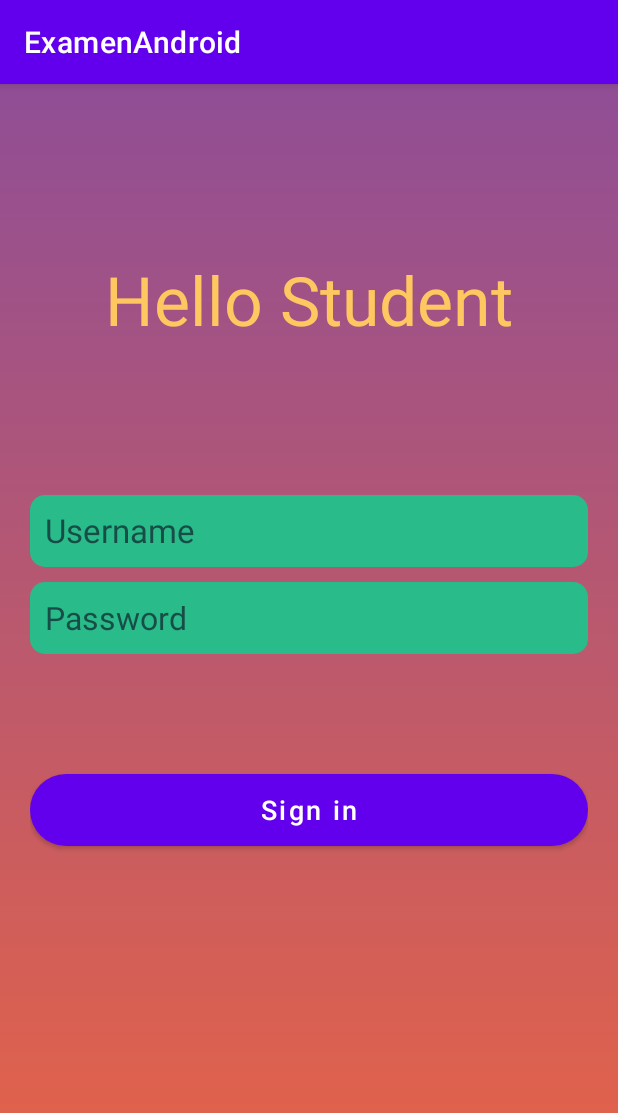
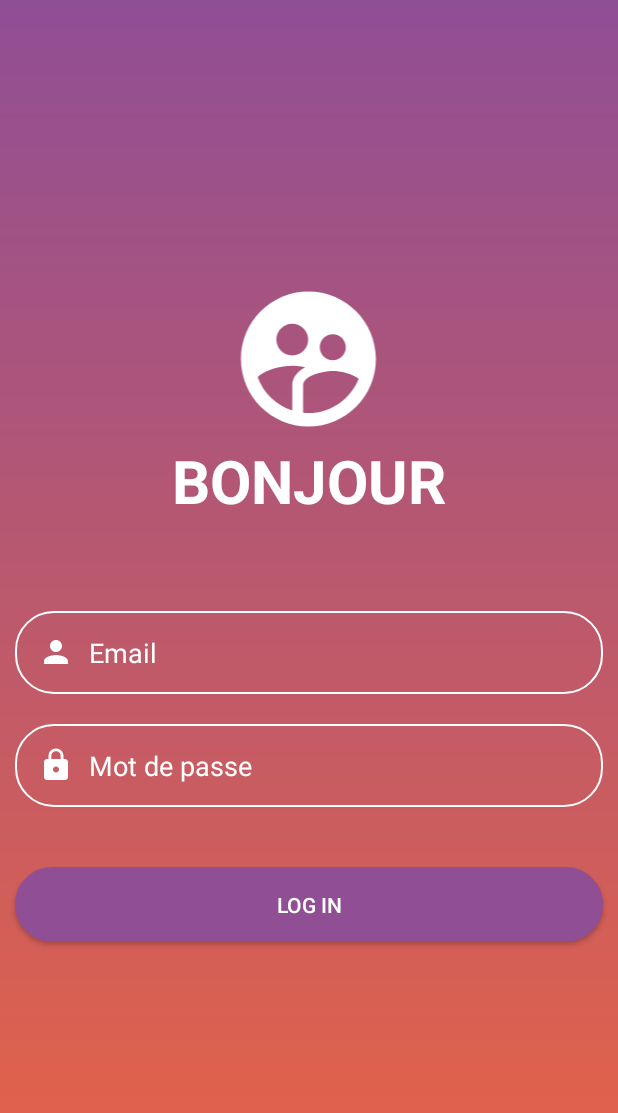
Before and after one commit to LamiaeBoujaafar/ExamenAndroid, an Android app: the screen it shows after launch (MainActivity), on a phone screen of 412 x 824 dp. Shown: the top 1113 px of the screen. Run offline under Robolectric (Android 15) with nearby library versions, the phone set to English and light mode, and no system bars.

Commit message:
adding style

```diff
--- a/app/src/main/AndroidManifest.xml
+++ b/app/src/main/AndroidManifest.xml
@@ -8,7 +8,7 @@
         android:label="@string/app_name"
         android:roundIcon="@mipmap/ic_launcher_round"
         android:supportsRtl="true"
-        android:theme="@style/Theme.ExamenAndroid">
+        android:theme="@style/Theme.Design.NoActionBar">
         <activity android:name=".activity_item_chapitre"></activity>
         <activity android:name=".SecondeActivity" />
         <activity android:name=".MainActivity">
--- a/app/src/main/java/com/example/examenandroid/MainActivity.kt
+++ b/app/src/main/java/com/example/examenandroid/MainActivity.kt
@@ -22,27 +22,35 @@ class MainActivity : AppCompatActivity() {
         val view = binding.root
         setContentView(view)
 
-        val signInBtn = binding.signInBtn
-        val username = binding.username.text.toString()
-        val password = binding.password.text.toString()
+        val loginBtn = binding.loginBtn
+        val emailInput = binding.emailInput
+        val mdpInput = binding.mdpInput
+        //POUR AJOUTER USERS DANS BASE DE DONNEES
+//        val myQcmHelper = QcmDBHelper(this)
+//        DataManager.ajouterUser(myQcmHelper,User(1,"lamiae","lamiae","lamiae20ber@gmail.com"))
+//        DataManager.ajouterUser(myQcmHelper,User(2,"sakhr","sakhr","sakhr@gmail.com"))
+
         val users = DataManager.recupererUsers(myDBHelper)
-        signInBtn.setOnClickListener {
-//            Toast.makeText(this, username + " " + password, Toast.LENGTH_SHORT).show()
-//            if(DataManager.authentication(username,password,users)){
-//                val myIntent = Intent(this, SecondeActivity::class.java)
-//                startActivity(myIntent)
-//            }else{
-//                //Toast.makeText(this, "mot de passe incorrecte", Toast.LENGTH_SHORT).show()
-//                Toast.makeText(this, username + " 555 " + password, Toast.LENGTH_SHORT).show()
-//            }
+        loginBtn.setOnClickListener {
+            val email = emailInput.text.toString()
+            val mdp = mdpInput.text.toString()
+
+            if(DataManager.authentication("lamiae20ber@gmail.com","lamiae",users)){
+                val myIntent = Intent(this, SecondeActivity::class.java)
+                startActivity(myIntent)
+                emailInput.text.clear()
+                mdpInput.text.clear()
+            }else{
+                Toast.makeText(this, "mot de passe ou email incorrecte(s)", Toast.LENGTH_SHORT).show()
+            }
 //            val myQcmDBHelper = QcmDBHelper(this)
 //            DataManager.ajouterChapitre(myQcmDBHelper, Chapitre(1,"Introduction au développement Android avec Android Studio"))
 //            DataManager.ajouterChapitre(myQcmDBHelper, Chapitre(2,"Introduction au langage Kotlin"))
 //            DataManager.ajouterChapitre(myQcmDBHelper, Chapitre(3,"Cycle de vie d'une activité"))
 //            DataManager.ajouterChapitre(myQcmDBHelper, Chapitre(4,"Les fragments"))
 //            DataManager.ajouterChapitre(myQcmDBHelper, Chapitre(5,"Stockage et SQLite"))
-            val myIntent = Intent(this, SecondeActivity::class.java)
-            startActivity(myIntent)
+//            val myIntent = Intent(this, SecondeActivity::class.java)
+//            startActivity(myIntent)
         }
 
     }
--- a/app/src/main/java/com/example/examenandroid/adapter/ChapitreAdapter.kt
+++ b/app/src/main/java/com/example/examenandroid/adapter/ChapitreAdapter.kt
@@ -17,7 +17,7 @@ class ChapitreAdapter(context: SecondeActivity, private val chapitres: ArrayList
     }
 
     inner class ViewHolder(itemView:View) : RecyclerView.ViewHolder(itemView) {
-        val idChapitre:TextView = itemView.findViewById(R.id.idChapitreText)
+        val idChapitre:TextView = itemView.findViewById(R.id.nombreChapitreText)
         val titreChapitre:TextView = itemView.findViewById(R.id.titreChapitreText)
 
         init {
--- a/app/src/main/res/drawable-v24/button_background.xml
+++ /dev/null
@@ -1,9 +0,0 @@
-<?xml version="1.0" encoding="utf-8"?>
-<shape xmlns:android="http://schemas.android.com/apk/res/android"
-    android:shape="rectangle">
-
-    <solid android:color="#184d47" />
-    <corners android:radius="30dp" />
-
-
-</shape>
--- a/app/src/main/res/drawable-v24/edit_text_background.xml
+++ /dev/null
@@ -1,6 +0,0 @@
-<?xml version="1.0" encoding="utf-8"?>
-<shape android:shape="rectangle"
-    xmlns:android="http://schemas.android.com/apk/res/android">
-    <solid android:color="#29bb89"/>
-    <corners android:radius="10dp"/>
-</shape>
--- /dev/null
+++ b/app/src/main/res/drawable/ic_baseline_lock_24.xml
@@ -0,0 +1,10 @@
+<vector xmlns:android="http://schemas.android.com/apk/res/android"
+    android:width="24dp"
+    android:height="24dp"
+    android:viewportWidth="24"
+    android:viewportHeight="24"
+    android:tint="#fff">
+  <path
+      android:fillColor="#fff"
+      android:pathData="M18,8h-1L17,6c0,-2.76 -2.24,-5 -5,-5S7,3.24 7,6v2L6,8c-1.1,0 -2,0.9 -2,2v10c0,1.1 0.9,2 2,2h12c1.1,0 2,-0.9 2,-2L20,10c0,-1.1 -0.9,-2 -2,-2zM12,17c-1.1,0 -2,-0.9 -2,-2s0.9,-2 2,-2 2,0.9 2,2 -0.9,2 -2,2zM15.1,8L8.9,8L8.9,6c0,-1.71 1.39,-3.1 3.1,-3.1 1.71,0 3.1,1.39 3.1,3.1v2z"/>
+</vector>
--- /dev/null
+++ b/app/src/main/res/drawable/ic_baseline_person_24.xml
@@ -0,0 +1,10 @@
+<vector xmlns:android="http://schemas.android.com/apk/res/android"
+    android:width="24dp"
+    android:height="24dp"
+    android:viewportWidth="24"
+    android:viewportHeight="24"
+    android:tint="#fff">
+  <path
+      android:fillColor="#fff"
+      android:pathData="M12,12c2.21,0 4,-1.79 4,-4s-1.79,-4 -4,-4 -4,1.79 -4,4 1.79,4 4,4zM12,14c-2.67,0 -8,1.34 -8,4v2h16v-2c0,-2.66 -5.33,-4 -8,-4z"/>
+</vector>
--- /dev/null
+++ b/app/src/main/res/drawable/ic_baseline_supervised_user_circle_24.xml
@@ -0,0 +1,10 @@
+<vector xmlns:android="http://schemas.android.com/apk/res/android"
+    android:width="24dp"
+    android:height="24dp"
+    android:viewportWidth="24"
+    android:viewportHeight="24"
+    android:tint="#fff">
+  <path
+      android:fillColor="@android:color/white"
+      android:pathData="M11.99,2c-5.52,0 -10,4.48 -10,10s4.48,10 10,10 10,-4.48 10,-10 -4.48,-10 -10,-10zM15.6,8.34c1.07,0 1.93,0.86 1.93,1.93 0,1.07 -0.86,1.93 -1.93,1.93 -1.07,0 -1.93,-0.86 -1.93,-1.93 -0.01,-1.07 0.86,-1.93 1.93,-1.93zM9.6,6.76c1.3,0 2.36,1.06 2.36,2.36 0,1.3 -1.06,2.36 -2.36,2.36s-2.36,-1.06 -2.36,-2.36c0,-1.31 1.05,-2.36 2.36,-2.36zM9.6,15.89v3.75c-2.4,-0.75 -4.3,-2.6 -5.14,-4.96 1.05,-1.12 3.67,-1.69 5.14,-1.69 0.53,0 1.2,0.08 1.9,0.22 -1.64,0.87 -1.9,2.02 -1.9,2.68zM11.99,20c-0.27,0 -0.53,-0.01 -0.79,-0.04v-4.07c0,-1.42 2.94,-2.13 4.4,-2.13 1.07,0 2.92,0.39 3.84,1.15 -1.17,2.97 -4.06,5.09 -7.45,5.09z"/>
+</vector>
--- /dev/null
+++ b/app/src/main/res/drawable/shapeemail.xml
@@ -0,0 +1,26 @@
+<?xml version="1.0" encoding="utf-8"?>
+<shape
+    xmlns:android="http://schemas.android.com/apk/res/android"
+    android:shape="rectangle">
+
+    <solid
+        android:color="@android:color/transparent">
+    </solid>
+
+    <corners
+        android:radius="25dp">
+    </corners>
+
+    <stroke
+        android:width="1dp"
+        android:color="#FFF">
+    </stroke>
+
+    <padding
+        android:top="0dp"
+        android:right="10dp"
+        android:left="10dp"
+        android:bottom="0dp">
+    </padding>
+
+</shape>
--- /dev/null
+++ b/app/src/main/res/drawable/shapelogin.xml
@@ -0,0 +1,24 @@
+<?xml version="1.0" encoding="utf-8"?>
+<shape
+    xmlns:android="http://schemas.android.com/apk/res/android"
+    android:shape="rectangle">
+
+    <solid android:color="#CE2A5E" />
+
+    <corners
+        android:radius="25dp">
+    </corners>
+
+    <stroke
+        android:width="1dp"
+        android:color="#FFF">
+    </stroke>
+
+    <padding
+        android:top="0dp"
+        android:right="10dp"
+        android:left="10dp"
+        android:bottom="0dp">
+    </padding>
+
+</shape>
--- a/app/src/main/res/layout/activity_main.xml
+++ b/app/src/main/res/layout/activity_main.xml
@@ -1,72 +1,69 @@
 <?xml version="1.0" encoding="utf-8"?>
 <LinearLayout xmlns:android="http://schemas.android.com/apk/res/android"
     xmlns:app="http://schemas.android.com/apk/res-auto"
-    xmlns:tools="http://schemas.android.com/tools"
     android:layout_width="match_parent"
     android:layout_height="match_parent"
+    android:orientation="vertical"
+    android:gravity="center"
     android:background="@drawable/background"
-    android:paddingTop="50dp"
-    tools:context=".MainActivity">
-
-    <LinearLayout
-        android:layout_width="match_parent"
-        android:layout_height="462dp"
-        android:layout_centerInParent="true"
-        android:layout_margin="20dp"
-        android:gravity="center"
-        android:orientation="vertical">
-
+    >
+    <ImageView
+        android:layout_width="111dp"
+        android:layout_height="108dp"
+        android:src="@drawable/ic_baseline_supervised_user_circle_24" />
     <TextView
         android:id="@+id/textView"
         android:layout_width="match_parent"
         android:layout_height="wrap_content"
-            android:layout_marginTop="20dp"
-            android:layout_marginBottom="100dp"
-            android:fontFamily="sans-serif-thin"
+        android:layout_marginBottom="50dp"
         android:gravity="center"
-            android:text="Hello Student"
-            android:textColor="#ffc75f"
-            android:textSize="45dp"
-
+        android:text="BONJOUR"
+        android:textColor="#fff"
+        android:textSize="40dp"
         android:textStyle="bold" />
 
     <EditText
-            android:id="@+id/username"
+        android:id="@+id/emailInput"
         android:layout_width="match_parent"
-            android:layout_height="48dp"
-            android:layout_marginBottom="10dp"
-            android:background="@drawable/edit_text_background"
+        android:layout_height="wrap_content"
+        android:layout_margin="10dp"
+        android:padding="15dp"
+        android:background="@drawable/shapeemail"
+        android:drawableLeft="@drawable/ic_baseline_person_24"
         android:drawablePadding="10dp"
-            android:ems="10"
-            android:hint="Username"
-            android:padding="10dp"
-            android:textColorHint="#184d47"
-            android:textSize="22sp" />
+        android:hint="Email"
+        android:textColor="@color/white"
+        android:textColorHint="@color/white"
+        android:textColorHighlight="@color/white"/>
 
     <EditText
-            android:id="@+id/password"
+        android:id="@+id/mdpInput"
         android:layout_width="match_parent"
-            android:layout_height="48dp"
+        android:layout_height="wrap_content"
+        android:layout_margin="10dp"
+        android:padding="15dp"
+        android:background="@drawable/shapeemail"
+        android:drawableLeft="@drawable/ic_baseline_lock_24"
+        android:drawablePadding="10dp"
+        android:hint="Mot de passe"
+        android:textColor="@color/white"
+        android:textColorHint="@color/white"
+        android:textColorHighlight="@color/white"/>
+
+    <Button
+        android:id="@+id/loginBtn"
+        android:layout_width="match_parent"
+        android:layout_height="wrap_content"
+        android:layout_marginLeft="10dp"
+        android:layout_marginTop="30dp"
+        android:layout_marginRight="10dp"
         android:layout_marginBottom="10dp"
-            android:background="@drawable/edit_text_background"
-            android:drawablePadding="10dp"
-            android:ems="10"
-            android:hint="Password"
-            android:padding="10dp"
-            android:textColorHint="#184d47"
-            android:inputType="textPassword"
-            android:textSize="21sp" />
-        <Button
-            android:id="@+id/signInBtn"
-            android:layout_width="match_parent"
-            android:layout_height="48dp"
-            android:text="Sign in"
-            android:layout_marginTop="70dp"
-            android:background="@drawable/button_background"
-            android:textSize="18dp"
-            android:textAllCaps="false"
-            android:textColor="@color/white"
-            />
-    </LinearLayout>
+        android:background="@drawable/shapelogin"
+        android:padding="15dp"
+        android:shadowColor="@android:color/transparent"
+        android:text="Log In"
+        app:backgroundTint="#904e95" />
+
+
 
 </LinearLayout>
```
Also changed, not shown: app/src/main/java/com/example/examenandroid/model/DataManager.kt (+14 -2 lines), app/src/main/res/drawable/rounded_textview.xml (added, +11 -0 lines), app/src/main/res/layout/activity_item_chapitre.xml (+23 -24 lines), app/src/main/res/layout/activity_seconde.xml (+16 -2 lines), app/src/main/res/drawable-v24/crop.png (deleted). Lines whose indentation alone changed are shown as unchanged.
